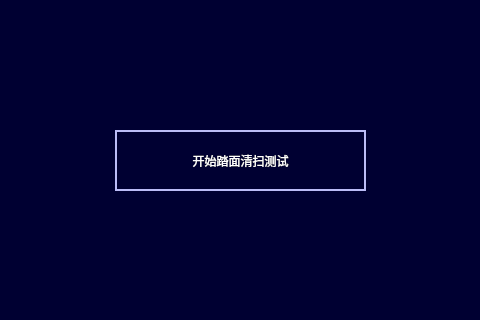
Qt form maintainceaccumulatorsubsystempage.ui (994656234/HHL) before a commit; both pictures show x 285 to 765 and y 100 to 420 of the 1024 by 706 pixel window.
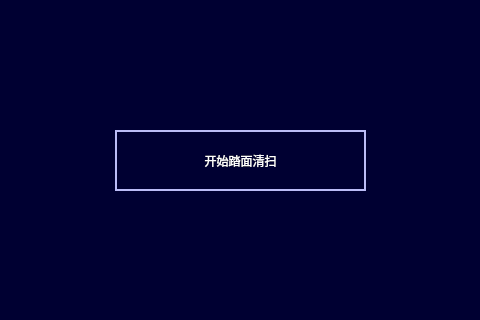
The same form after that commit. Icons and pictures are not drawn.

Patch:
```diff
--- a/maintainceaccumulatorsubsystempage.ui
+++ b/maintainceaccumulatorsubsystempage.ui
@@ -246,7 +246,7 @@
 </string>
    </property>
    <property name="text">
-    <string>开始踏面清扫测试</string>
+    <string>开始踏面清扫</string>
    </property>
   </widget>
  </widget>
```
